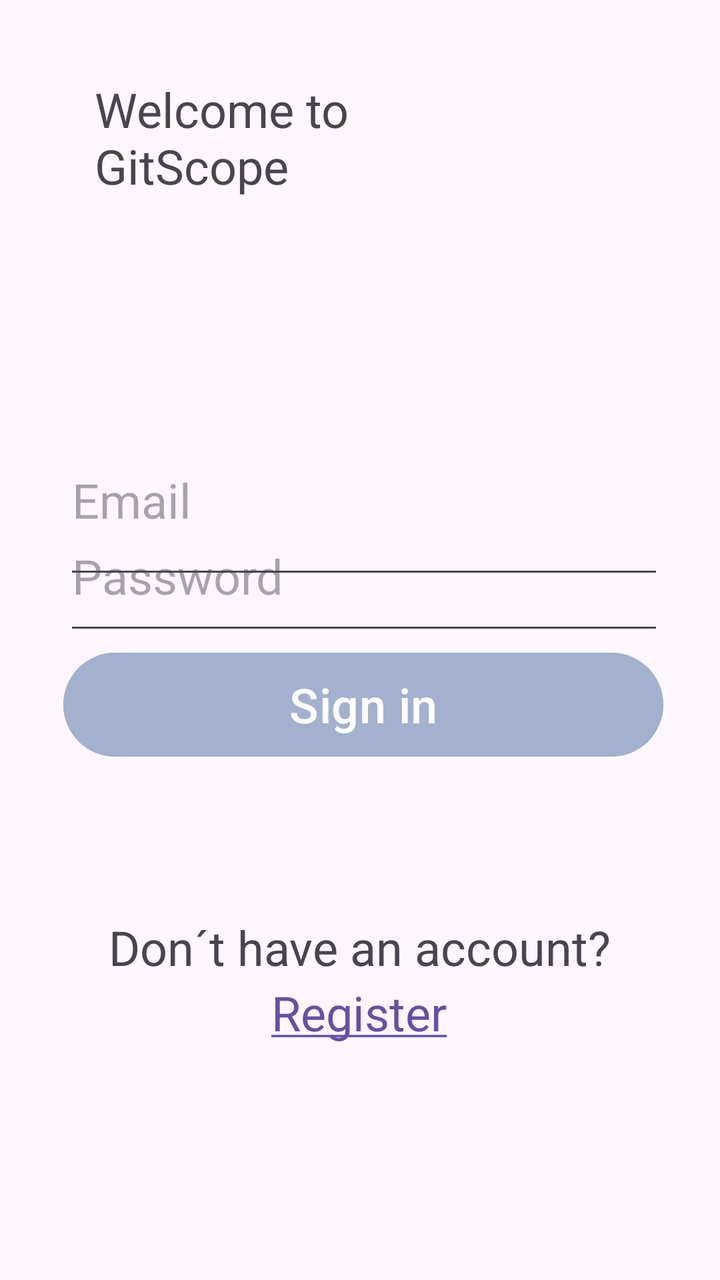
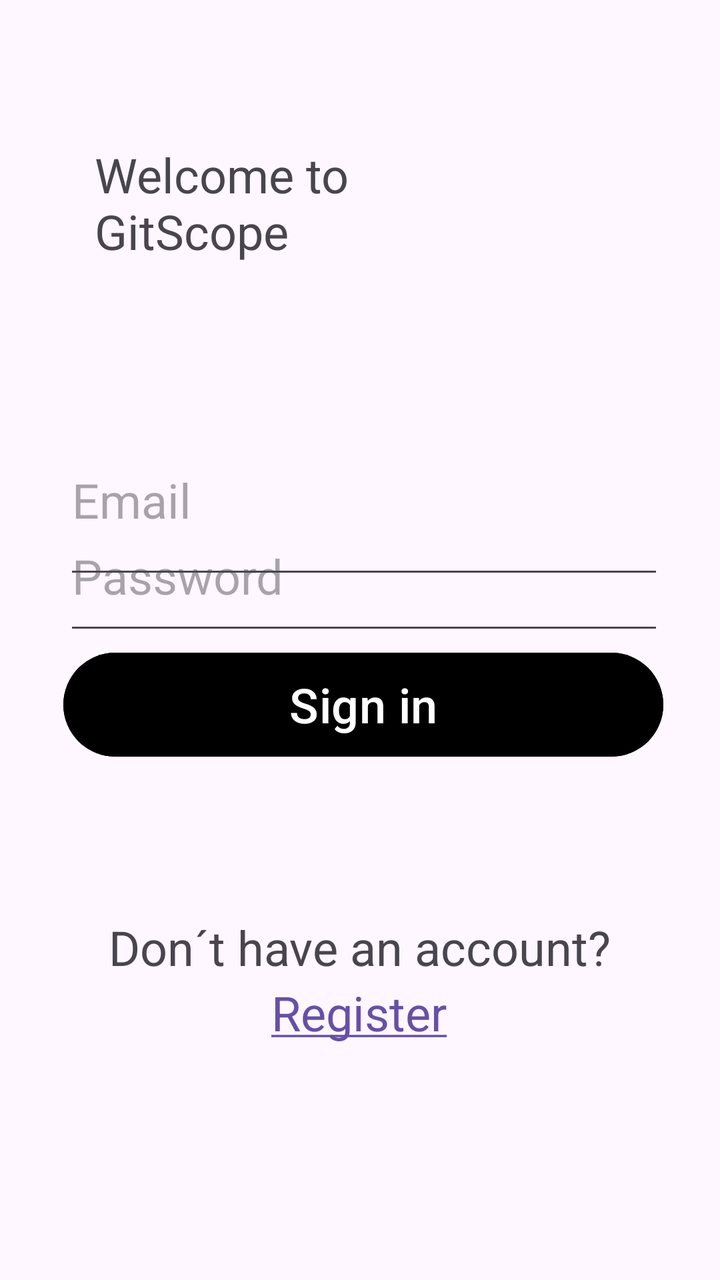

Compare the two renders of this Android layout. The source of the first and the diff that turns it into the second are given below.
<!-- AndroidManifest.xml: application theme Theme.GitScope -->
<!-- res/layout/activity_login.xml -->
<?xml version="1.0" encoding="utf-8"?>
<androidx.constraintlayout.widget.ConstraintLayout xmlns:android="http://schemas.android.com/apk/res/android"
    xmlns:app="http://schemas.android.com/apk/res-auto"
    xmlns:tools="http://schemas.android.com/tools"
    android:id="@+id/main"
    android:layout_width="match_parent"
    android:layout_height="match_parent"
    tools:context=".LoginActivity">


    <TextView
        android:id="@+id/titel2"
        android:layout_width="152dp"
        android:layout_height="94dp"
        android:text="Welcome to GitScope"
        android:textSize="24sp"
        app:layout_constraintBottom_toBottomOf="parent"
        app:layout_constraintEnd_toEndOf="parent"
        app:layout_constraintHorizontal_bias="0.227"
        app:layout_constraintStart_toStartOf="parent"
        app:layout_constraintTop_toTopOf="parent"
        app:layout_constraintVertical_bias="0.07" />

    <EditText
        android:id="@+id/passwordInput"
        android:layout_width="300dp"
        android:layout_height="72dp"
        android:ems="10"
        android:inputType="textPassword"
        android:hint="@string/password"
        android:textSize="24sp"
        app:layout_constraintBottom_toBottomOf="parent"
        app:layout_constraintEnd_toEndOf="parent"
        app:layout_constraintHorizontal_bias="0.533"
        app:layout_constraintStart_toStartOf="parent"
        app:layout_constraintTop_toTopOf="parent"
        app:layout_constraintVertical_bias="0.441" />

    <Button
        android:id="@+id/button"
        android:layout_width="300dp"
        android:layout_height="60dp"
        android:backgroundTint="@color/ic_launcher_background"
        android:text="Sign in"
        android:textSize="24sp"
        app:layout_constraintBottom_toBottomOf="parent"
        app:layout_constraintEnd_toEndOf="parent"
        app:layout_constraintHorizontal_bias="0.53"
        app:layout_constraintStart_toStartOf="parent"
        app:layout_constraintTop_toTopOf="parent"
        app:layout_constraintVertical_bias="0.556" />

    <EditText
        android:id="@+id/mailInput"
        android:layout_width="300dp"
        android:layout_height="92dp"
        android:ems="10"
        android:inputType="textEmailAddress"
        android:hint="@string/email"
        android:textSize="24sp"
        app:layout_constraintBottom_toBottomOf="parent"
        app:layout_constraintEnd_toEndOf="parent"
        app:layout_constraintHorizontal_bias="0.533"
        app:layout_constraintStart_toStartOf="parent"
        app:layout_constraintTop_toTopOf="parent"
        app:layout_constraintVertical_bias="0.369" />


    <TextView
        android:id="@+id/textView"
        android:layout_width="wrap_content"
        android:layout_height="wrap_content"
        android:text="Don´t have an account?"
        android:textSize="24sp"
        app:layout_constraintBottom_toBottomOf="parent"
        app:layout_constraintEnd_toEndOf="parent"
        app:layout_constraintStart_toStartOf="parent"
        app:layout_constraintTop_toBottomOf="@+id/button"
        app:layout_constraintVertical_bias="0.333" />

    <TextView
        android:id="@+id/registerLink"
        android:layout_width="wrap_content"
        android:layout_height="wrap_content"
        android:layout_marginBottom="116dp"
        android:text="@string/hyperlink"
        android:textSize="24sp"
        app:layout_constraintBottom_toBottomOf="parent"
        app:layout_constraintEnd_toEndOf="parent"
        app:layout_constraintHorizontal_bias="0.498"
        app:layout_constraintStart_toStartOf="parent"
        app:layout_constraintTop_toBottomOf="@+id/textView"
        app:layout_constraintVertical_bias="0.135" />

</androidx.constraintlayout.widget.ConstraintLayout>
<!-- resources referenced by this layout -->
<resources>
  <color name="ic_launcher_background">#A3B1CE</color>
  <string name="email">Email</string>
  <string name="hyperlink"><a href="https://gritacademy.se/">Register</a></string>
  <string name="password">Password</string>
  <style name="Theme.GitScope" parent="Base.Theme.GitScope" />
  <style name="Base.Theme.GitScope" parent="Theme.Material3.DayNight.NoActionBar">
          
          
      </style>
</resources>

<!-- the commit's change to res/layout/activity_login.xml (unified diff, before → after) -->
@@ -14,12 +14,12 @@
         android:layout_height="94dp"
         android:text="Welcome to GitScope"
         android:textSize="24sp"
-        app:layout_constraintBottom_toBottomOf="parent"
+        app:layout_constraintBottom_toTopOf="@+id/mailInput"
         app:layout_constraintEnd_toEndOf="parent"
         app:layout_constraintHorizontal_bias="0.227"
         app:layout_constraintStart_toStartOf="parent"
         app:layout_constraintTop_toTopOf="parent"
-        app:layout_constraintVertical_bias="0.07" />
+        app:layout_constraintVertical_bias="0.654" />
 
     <EditText
         android:id="@+id/passwordInput"
@@ -40,8 +40,9 @@
         android:id="@+id/button"
         android:layout_width="300dp"
         android:layout_height="60dp"
-        android:backgroundTint="@color/ic_launcher_background"
+        android:backgroundTint="@color/black"
         android:text="Sign in"
+        android:textColor="@color/white"
         android:textSize="24sp"
         app:layout_constraintBottom_toBottomOf="parent"
         app:layout_constraintEnd_toEndOf="parent"
<!-- resource entries referenced after the edit -->
@@ -1,6 +1,7 @@
 <!-- resources referenced by this layout -->
 <resources>
-  <color name="ic_launcher_background">#A3B1CE</color>
+  <color name="black">#FF000000</color>
+  <color name="white">#FFFFFFFF</color>
   <string name="email">Email</string>
   <string name="hyperlink"><a href="https://gritacademy.se/">Register</a></string>
   <string name="password">Password</string>
